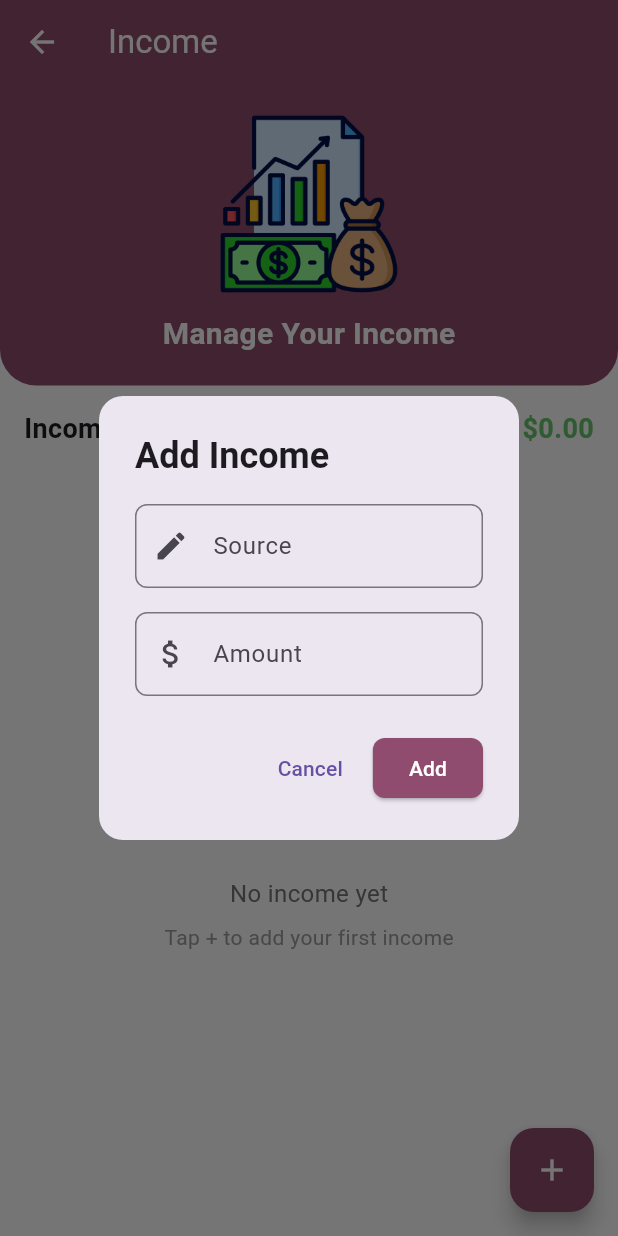
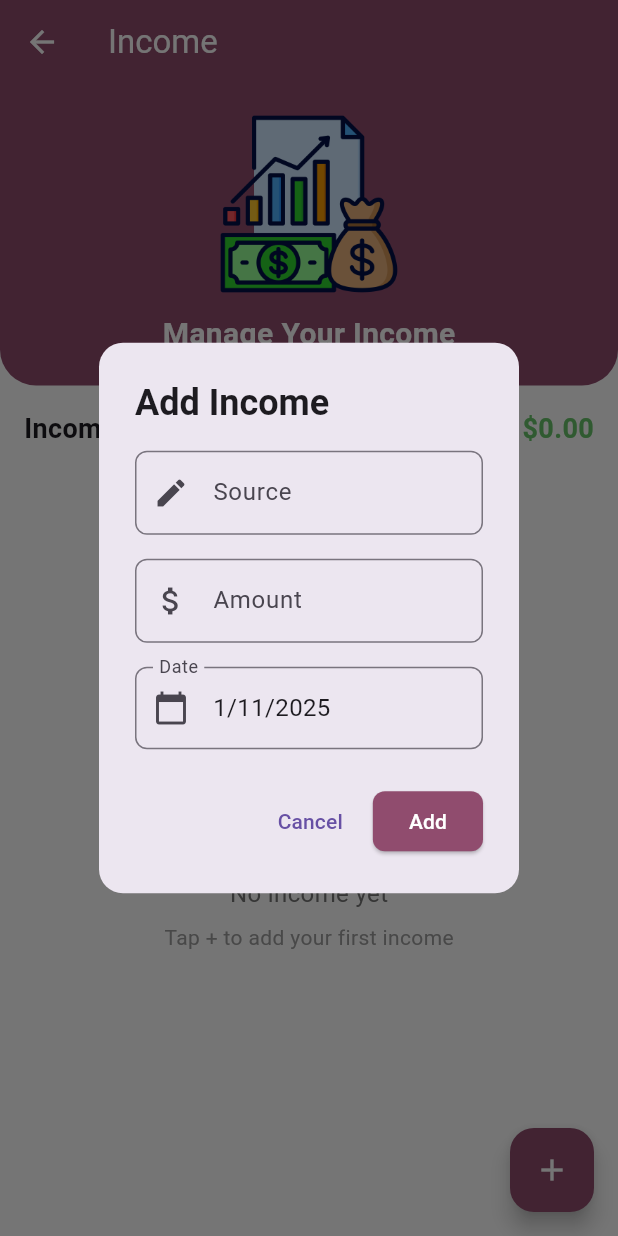
Before and after one commit to PersuasivePost/MAD, a Flutter app: the IncomePage screen opened by its route, after a tap on the "add" icon, on a phone screen of 412 x 824 dp. Run offline on Flutter 3.47's test engine with Material 3 defaults, Android fonts, the phone set to English and light mode, and no system bars; our stand-ins replace cloud_firestore, firebase_auth, firebase_core, shared_preferences; accounts and stored records are empty.

Commit message:
minor fixess

```diff
--- a/expense_tracker/lib/pages/income.dart
+++ b/expense_tracker/lib/pages/income.dart
@@ -181,10 +181,13 @@ class _IncomePageState extends State<IncomePage> {
   void _showAddIncomeDialog(BuildContext context) async {
     final titleCtl = TextEditingController();
     final amountCtl = TextEditingController();
+    DateTime selectedDate = DateTime.now();
 
     final result = await showDialog<Map<String, dynamic>>(
       context: context,
       builder: (ctx) {
+        return StatefulBuilder(
+          builder: (context, setDialogState) {
             return AlertDialog(
               shape: RoundedRectangleBorder(
                 borderRadius: BorderRadius.circular(16.0),
@@ -220,6 +223,36 @@ class _IncomePageState extends State<IncomePage> {
                     ),
                     keyboardType: TextInputType.number,
                   ),
+                  const SizedBox(height: 16.0),
+                  // Date picker
+                  InkWell(
+                    onTap: () async {
+                      final pickedDate = await showDatePicker(
+                        context: context,
+                        initialDate: selectedDate,
+                        firstDate: DateTime(2020),
+                        lastDate: DateTime.now(),
+                      );
+                      if (pickedDate != null) {
+                        setDialogState(() {
+                          selectedDate = pickedDate;
+                        });
+                      }
+                    },
+                    child: InputDecorator(
+                      decoration: InputDecoration(
+                        labelText: 'Date',
+                        border: OutlineInputBorder(
+                          borderRadius: BorderRadius.circular(8.0),
+                        ),
+                        prefixIcon: const Icon(Icons.calendar_today),
+                      ),
+                      child: Text(
+                        '${selectedDate.day}/${selectedDate.month}/${selectedDate.year}',
+                        style: const TextStyle(fontSize: 16.0),
+                      ),
+                    ),
+                  ),
                 ],
               ),
               actions: [
@@ -236,11 +269,17 @@ class _IncomePageState extends State<IncomePage> {
                   ),
                   onPressed: () {
                     final a = double.tryParse(amountCtl.text) ?? 0.0;
-                Navigator.of(ctx).pop({'title': titleCtl.text, 'amount': a});
+                    Navigator.of(ctx).pop({
+                      'title': titleCtl.text,
+                      'amount': a,
+                      'date': selectedDate,
+                    });
                   },
                   child: const Text('Add', style: TextStyle(color: Colors.white)),
                 ),
               ],
+            );
+          },
         );
       },
     );
@@ -249,6 +288,7 @@ class _IncomePageState extends State<IncomePage> {
       FinanceModel.instance.addIncome(
         result['title']?.isEmpty ?? true ? 'Income' : result['title'],
         (result['amount'] ?? 0.0) as double,
+        date: result['date'] as DateTime?,
       );
     }
   }
--- a/expense_tracker/lib/pages/login.dart
+++ b/expense_tracker/lib/pages/login.dart
@@ -2,6 +2,7 @@ import 'package:flutter/material.dart';
 import 'package:firebase_auth/firebase_auth.dart';
 import 'package:shared_preferences/shared_preferences.dart';
 import 'package:expense_tracker/services/finance_model.dart';
+import 'package:expense_tracker/services/user_service.dart';
 
 class Login extends StatefulWidget {
   static const routeName = '/login';
@@ -43,6 +44,7 @@ class _LoginState extends State<Login> {
       // Attach finance model to this user so UI updates from Firestore
       if (cred.user != null) {
         FinanceModel.instance.attachForUser(cred.user!.uid);
+        await UserService.instance.loadUserData();
       }
       if (!mounted) return;
       Navigator.of(context).pushReplacementNamed('/home');
--- a/expense_tracker/lib/pages/signup.dart
+++ b/expense_tracker/lib/pages/signup.dart
@@ -3,6 +3,7 @@ import 'package:firebase_auth/firebase_auth.dart';
 import 'package:cloud_firestore/cloud_firestore.dart';
 import 'package:shared_preferences/shared_preferences.dart';
 import 'package:expense_tracker/services/finance_model.dart';
+import 'package:expense_tracker/services/user_service.dart';
 
 class Signup extends StatefulWidget {
   static const routeName = '/signup';
@@ -204,6 +205,7 @@ class _SignupState extends State<Signup> {
                               if (cred.user != null) {
                                 FinanceModel.instance
                                     .attachForUser(cred.user!.uid);
+                                await UserService.instance.loadUserData();
                               }
                               if (!mounted) return;
                               Navigator.of(context)
--- a/expense_tracker/lib/services/finance_model.dart
+++ b/expense_tracker/lib/services/finance_model.dart
@@ -30,7 +30,8 @@ class FinanceModel extends ChangeNotifier {
   List<FinanceItem> get expenses => List.unmodifiable(_expenses);
   List<FinanceItem> get incomes => List.unmodifiable(_incomes);
 
-  void addExpense(String title, double amount, String category) {
+  void addExpense(String title, double amount, String category, {DateTime? date}) {
+    final itemDate = date ?? DateTime.now();
     // If attached to a user, write to Firestore; snapshot listener will update local state.
     if (_userId != null) {
       FirebaseFirestore.instance
@@ -41,17 +42,18 @@ class FinanceModel extends ChangeNotifier {
         'title': title,
         'amount': amount,
         'category': category,
-        'date': DateTime.now().toIso8601String(),
+        'date': itemDate.toIso8601String(),
       });
       return;
     }
 
     _expenses
-        .add(FinanceItem(title: title, amount: amount, category: category));
+        .add(FinanceItem(title: title, amount: amount, category: category, date: itemDate));
     notifyListeners();
   }
 
-  void addIncome(String title, double amount) {
+  void addIncome(String title, double amount, {DateTime? date}) {
+    final itemDate = date ?? DateTime.now();
     if (_userId != null) {
       FirebaseFirestore.instance
           .collection('users')
@@ -60,12 +62,12 @@ class FinanceModel extends ChangeNotifier {
           .add({
         'title': title,
         'amount': amount,
-        'date': DateTime.now().toIso8601String(),
+        'date': itemDate.toIso8601String(),
       });
       return;
     }
 
-    _incomes.add(FinanceItem(title: title, amount: amount));
+    _incomes.add(FinanceItem(title: title, amount: amount, date: itemDate));
     notifyListeners();
   }
 
```
Also changed, not shown: expense_tracker/lib/pages/expense.dart (+34 -1 lines), expense_tracker/lib/pages/home.dart (+6 -1 lines), expense_tracker/lib/pages/profile.dart (+22 -4 lines), expense_tracker/lib/services/user_service.dart (added, +51 -0 lines). Lines whose indentation alone changed are shown as unchanged.
